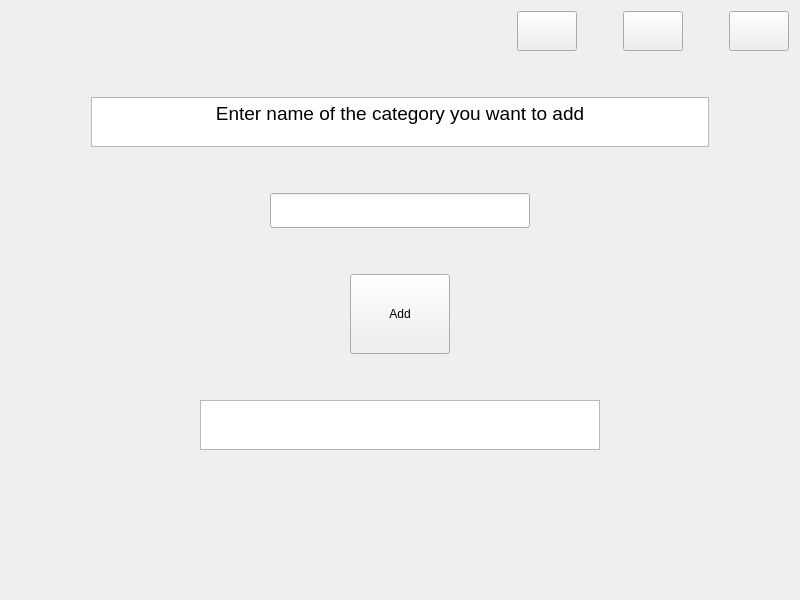
This is Project/creat_new_category.ui in AminNaghiyan/uiap92_project as Qt 5 draws it before an edit. The edited form follows.
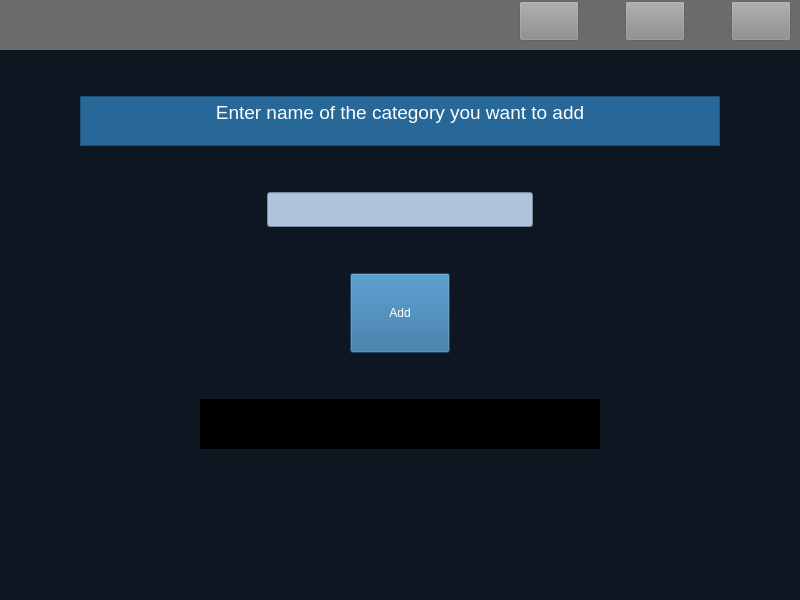
This is the edited form. Icons and pictures are not drawn.

Commit message: Design final appearance of page Creat_new_category

```diff
--- a/Project/creat_new_category.ui
+++ b/Project/creat_new_category.ui
@@ -13,7 +13,84 @@
   <property name="windowTitle">
    <string>Form</string>
   </property>
+  <property name="styleSheet">
+   <string notr="true">#creat_new_category
+{
+background-color : rgb(14, 22, 33)
+}
+
+#top
+{
+background-color : rgb(107, 107, 107)
+}
+
+#back::hover
+{
+	background-color: rgb(206, 206, 206);
+}
+
+#back
+{
+background-color : rgb(140, 140, 140) ;
+border-color: rgb(0, 0, 0);
+}
+#close
+{
+background-color : rgb(140, 140, 140) ;
+}
+
+#close::hover
+{
+background-color : red 
+}
+
+#reload::hover
+{
+	background-color: rgb(206, 206, 206);
+}
+
+#reload
+{
+background-color : rgb(140, 140, 140) ;
+border-color: rgb(0, 0, 0);
+}
+
+#textBrowser
+{
+	color: rgb(255, 255, 255);
+	background-color: rgb(39, 104, 153);
+}
+
+#category_name
+{
+color: rgb(79, 59, 33);
+background-color : rgb(176, 196, 222)
+}
+
+#add_category
+{
+	color: rgb(255, 255, 255);
+	font: 10pt &quot;MS Shell Dlg 2&quot;;
+    background-color: rgb(39, 104, 153) ;
+}
+
+#textBrowser_2
+{
+	background-color: rgb(0, 0, 0);
+	color: rgb(178, 34, 34);
+	font: 10pt &quot;MS Shell Dlg 2&quot;;
+}</string>
+  </property>
   <layout class="QVBoxLayout" name="verticalLayout">
+   <property name="leftMargin">
+    <number>0</number>
+   </property>
+   <property name="topMargin">
+    <number>0</number>
+   </property>
+   <property name="rightMargin">
+    <number>0</number>
+   </property>
    <item>
     <layout class="QVBoxLayout" name="verticalLayout_2">
      <property name="topMargin">
@@ -23,9 +100,10 @@
       <number>0</number>
      </property>
      <item>
+      <widget class="QWidget" name="top" native="true">
       <layout class="QHBoxLayout" name="horizontalLayout">
        <property name="topMargin">
-        <number>0</number>
+         <number>1</number>
        </property>
        <item>
         <spacer name="horizontalSpacer">
@@ -57,8 +135,8 @@
          </property>
          <property name="iconSize">
           <size>
-           <width>50</width>
-           <height>40</height>
+            <width>30</width>
+            <height>30</height>
           </size>
          </property>
         </widget>
@@ -102,8 +180,8 @@
          </property>
          <property name="iconSize">
           <size>
-           <width>50</width>
-           <height>40</height>
+            <width>30</width>
+            <height>30</height>
           </size>
          </property>
         </widget>
@@ -147,13 +225,14 @@
          </property>
          <property name="iconSize">
           <size>
-           <width>50</width>
-           <height>40</height>
+            <width>30</width>
+            <height>30</height>
           </size>
          </property>
         </widget>
        </item>
       </layout>
+      </widget>
      </item>
      <item>
       <spacer name="verticalSpacer_2">
@@ -430,7 +509,7 @@
           <string>&lt;!DOCTYPE HTML PUBLIC &quot;-//W3C//DTD HTML 4.0//EN&quot; &quot;http://www.w3.org/TR/REC-html40/strict.dtd&quot;&gt;
 &lt;html&gt;&lt;head&gt;&lt;meta name=&quot;qrichtext&quot; content=&quot;1&quot; /&gt;&lt;style type=&quot;text/css&quot;&gt;
 p, li { white-space: pre-wrap; }
-&lt;/style&gt;&lt;/head&gt;&lt;body style=&quot; font-family:'MS Shell Dlg 2'; font-size:8.05594pt; font-weight:400; font-style:normal;&quot;&gt;
+&lt;/style&gt;&lt;/head&gt;&lt;body style=&quot; font-family:'MS Shell Dlg 2'; font-size:10pt; font-weight:400; font-style:normal;&quot;&gt;
 &lt;p align=&quot;center&quot; style=&quot;-qt-paragraph-type:empty; margin-top:0px; margin-bottom:0px; margin-left:0px; margin-right:0px; -qt-block-indent:0; text-indent:0px; font-size:8.05594pt;&quot;&gt;&lt;br /&gt;&lt;/p&gt;&lt;/body&gt;&lt;/html&gt;</string>
          </property>
         </widget>
```
Lines whose indentation alone changed are shown as unchanged. The commit also changes 6 other files.
